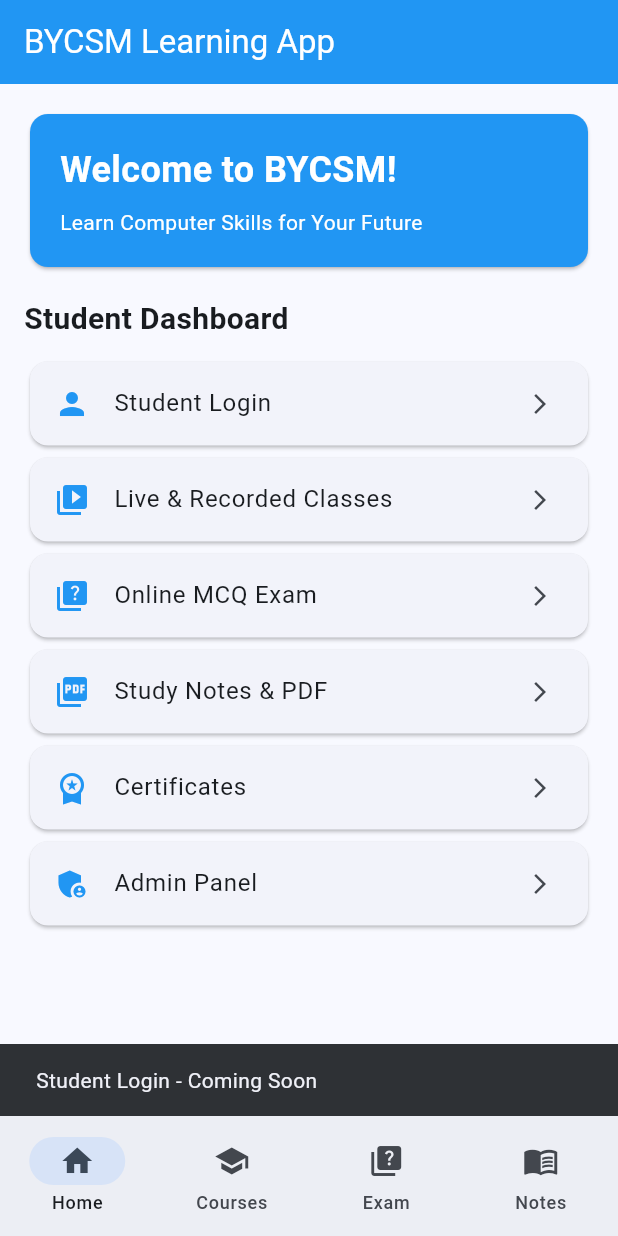
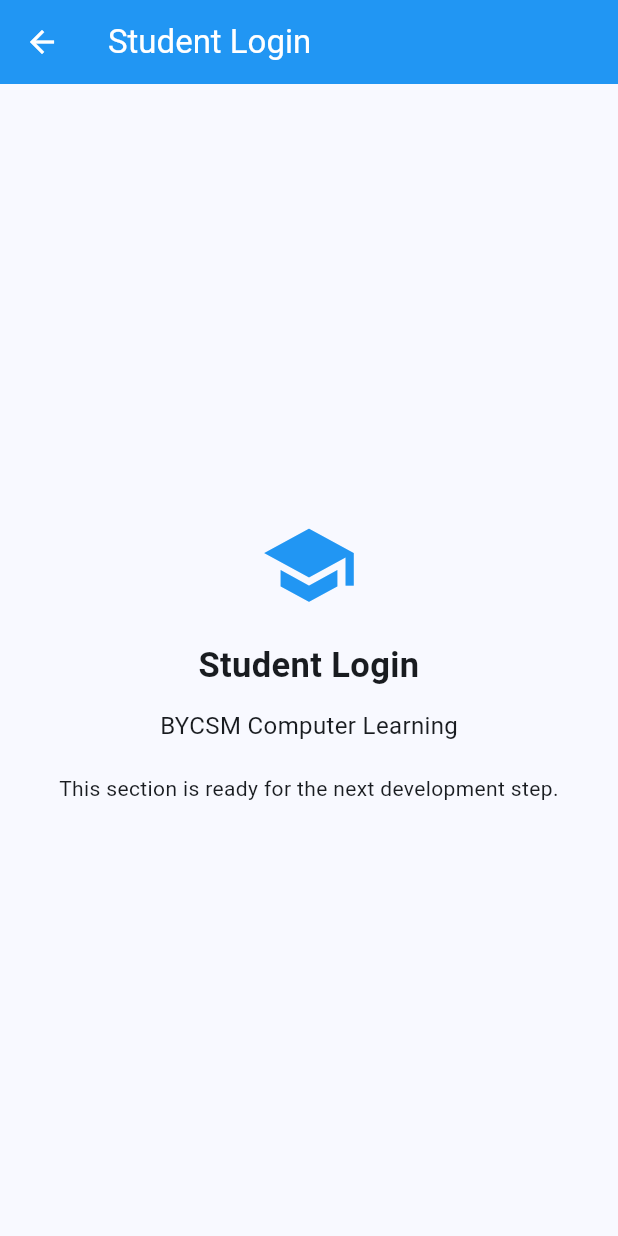
Before and after one commit to bycsmprl123/BYCSM-Computer-Learning-App, a Flutter app: the screen it shows after launch, after a tap on "Student Login", on a phone screen of 412 x 824 dp. Run offline on Flutter 3.47's test engine with Material 3 defaults, Android fonts, the phone set to English and light mode, and no system bars.

Commit message:
Refactor course list and enhance dashboard features
Refactored course list and added feature pages for exams and notes. Updated dashboard layout and improved navigation.

```diff
--- a/lib/main.dart
+++ b/lib/main.dart
@@ -33,17 +33,20 @@ class _HomePageState extends State<HomePage> {
   int selectedIndex = 0;
 
   final courses = [
-    'CCA',
-    'DCA',
-    'ADCA',
-    'Tally with GST',
-    'Python',
-    'Artificial Intelligence',
-    'C & C++',
-    'Java',
-    'HTML & CSS',
+    'CCA', 'DCA', 'ADCA', 'Tally with GST',
+    'Python', 'Artificial Intelligence',
+    'C & C++', 'Java', 'HTML & CSS',
     'Hardware & Networking',
   ];
+
+  void openPage(String title) {
+    Navigator.push(
+      context,
+      MaterialPageRoute(
+        builder: (_) => FeaturePage(title: title),
+      ),
+    );
+  }
 
   @override
   Widget build(BuildContext context) {
@@ -58,14 +61,8 @@ class _HomePageState extends State<HomePage> {
         children: [
           dashboard(),
           coursePage(),
-          const Center(
-            child: Text('Online MCQ Exams',
-                style: TextStyle(fontSize: 22)),
-          ),
-          const Center(
-            child: Text('Notes & PDF',
-                style: TextStyle(fontSize: 22)),
-          ),
+          const FeaturePage(title: 'Online MCQ Exam'),
+          const FeaturePage(title: 'Study Notes & PDF'),
         ],
       ),
       bottomNavigationBar: NavigationBar(
@@ -74,83 +71,64 @@ class _HomePageState extends State<HomePage> {
           setState(() => selectedIndex = index);
         },
         destinations: const [
-          NavigationDestination(
-            icon: Icon(Icons.home),
-            label: 'Home',
-          ),
-          NavigationDestination(
-            icon: Icon(Icons.school),
-            label: 'Courses',
-          ),
-          NavigationDestination(
-            icon: Icon(Icons.quiz),
-            label: 'Exam',
-          ),
-          NavigationDestination(
-            icon: Icon(Icons.menu_book),
-            label: 'Notes',
-          ),
+          NavigationDestination(icon: Icon(Icons.home), label: 'Home'),
+          NavigationDestination(icon: Icon(Icons.school), label: 'Courses'),
+          NavigationDestination(icon: Icon(Icons.quiz), label: 'Exam'),
+          NavigationDestination(icon: Icon(Icons.menu_book), label: 'Notes'),
         ],
       ),
     );
   }
 
   Widget dashboard() {
+    final items = [
+      [Icons.person, 'Student Login'],
+      [Icons.app_registration, 'Student Registration'],
+      [Icons.video_library, 'Live & Recorded Classes'],
+      [Icons.quiz, 'Online MCQ Exam'],
+      [Icons.picture_as_pdf, 'Study Notes & PDF'],
+      [Icons.workspace_premium, 'Certificates'],
+      [Icons.admin_panel_settings, 'Admin Panel'],
+    ];
+
     return ListView(
       padding: const EdgeInsets.all(16),
       children: [
         const Card(
           color: Colors.blue,
           child: Padding(
-            padding: EdgeInsets.all(20),
+            padding: EdgeInsets.all(22),
             child: Column(
               crossAxisAlignment: CrossAxisAlignment.start,
               children: [
-                Text(
-                  'Welcome to BYCSM!',
+                Text('Welcome to BYCSM!',
                     style: TextStyle(
                         color: Colors.white,
                         fontSize: 24,
-                    fontWeight: FontWeight.bold,
-                  ),
-                ),
+                        fontWeight: FontWeight.bold)),
                 SizedBox(height: 8),
-                Text(
-                  'Learn Computer Skills for Your Future',
-                  style: TextStyle(color: Colors.white),
-                ),
+                Text('Learn Computer Skills for Your Future',
+                    style: TextStyle(color: Colors.white)),
+                SizedBox(height: 8),
+                Text('Bharatiya Yuva Computer Saksharata Mission',
+                    style: TextStyle(color: Colors.white)),
               ],
             ),
           ),
         ),
         const SizedBox(height: 16),
-        const Text(
-          'Student Dashboard',
-          style: TextStyle(fontSize: 20, fontWeight: FontWeight.bold),
+        const Text('Student Dashboard',
+            style: TextStyle(fontSize: 21, fontWeight: FontWeight.bold)),
+        const SizedBox(height: 10),
+        ...items.map((item) => Card(
+          child: ListTile(
+            leading: Icon(item[0] as IconData, color: Colors.blue),
+            title: Text(item[1] as String),
+            trailing: const Icon(Icons.arrow_forward_ios, size: 16),
+            onTap: () => openPage(item[1] as String),
           ),
-        const SizedBox(height: 10),
-        dashboardCard(Icons.person, 'Student Login'),
-        dashboardCard(Icons.video_library, 'Live & Recorded Classes'),
-        dashboardCard(Icons.quiz, 'Online MCQ Exam'),
-        dashboardCard(Icons.picture_as_pdf, 'Study Notes & PDF'),
-        dashboardCard(Icons.workspace_premium, 'Certificates'),
-        dashboardCard(Icons.admin_panel_settings, 'Admin Panel'),
+        )),
       ],
-    );
-  }
-
-  Widget dashboardCard(IconData icon, String title) {
-    return Card(
-      child: ListTile(
-        leading: Icon(icon, color: Colors.blue),
-        title: Text(title),
-        trailing: const Icon(Icons.arrow_forward_ios, size: 16),
-        onTap: () {
-          ScaffoldMessenger.of(context).showSnackBar(
-            SnackBar(content: Text('$title - Coming Soon')),
-          );
-        },
-      ),
     );
   }
 
@@ -158,26 +136,61 @@ class _HomePageState extends State<HomePage> {
     return ListView(
       padding: const EdgeInsets.all(16),
       children: [
-        const Text(
-          'Available Courses',
-          style: TextStyle(fontSize: 22, fontWeight: FontWeight.bold),
-        ),
+        const Text('Available Courses',
+            style: TextStyle(fontSize: 22, fontWeight: FontWeight.bold)),
         const SizedBox(height: 12),
-        ...courses.map(
-          (course) => Card(
+        ...courses.map((course) => Card(
           child: ListTile(
             leading: const Icon(Icons.computer, color: Colors.blue),
             title: Text(course),
             trailing: const Icon(Icons.arrow_forward_ios, size: 16),
-              onTap: () {
-                ScaffoldMessenger.of(context).showSnackBar(
-                  SnackBar(content: Text('$course selected')),
-                );
-              },
+            onTap: () => openPage(course),
           ),
-          ),
-        ),
+        )),
       ],
     );
   }
 }
+
+class FeaturePage extends StatelessWidget {
+  final String title;
+
+  const FeaturePage({super.key, required this.title});
+
+  @override
+  Widget build(BuildContext context) {
+    return Scaffold(
+      appBar: AppBar(
+        title: Text(title),
+        backgroundColor: Colors.blue,
+        foregroundColor: Colors.white,
+      ),
+      body: Center(
+        child: Padding(
+          padding: const EdgeInsets.all(24),
+          child: Column(
+            mainAxisAlignment: MainAxisAlignment.center,
+            children: [
+              const Icon(Icons.school, size: 65, color: Colors.blue),
+              const SizedBox(height: 18),
+              Text(title,
+                  textAlign: TextAlign.center,
+                  style: const TextStyle(
+                      fontSize: 23, fontWeight: FontWeight.bold)),
+              const SizedBox(height: 12),
+              const Text(
+                'BYCSM Computer Learning',
+                style: TextStyle(fontSize: 16),
+              ),
+              const SizedBox(height: 20),
+              const Text(
+                'This section is ready for the next development step.',
+                textAlign: TextAlign.center,
+              ),
+            ],
+          ),
+        ),
+      ),
+    );
+  }
+}
```
Lines whose indentation alone changed are shown as unchanged.
